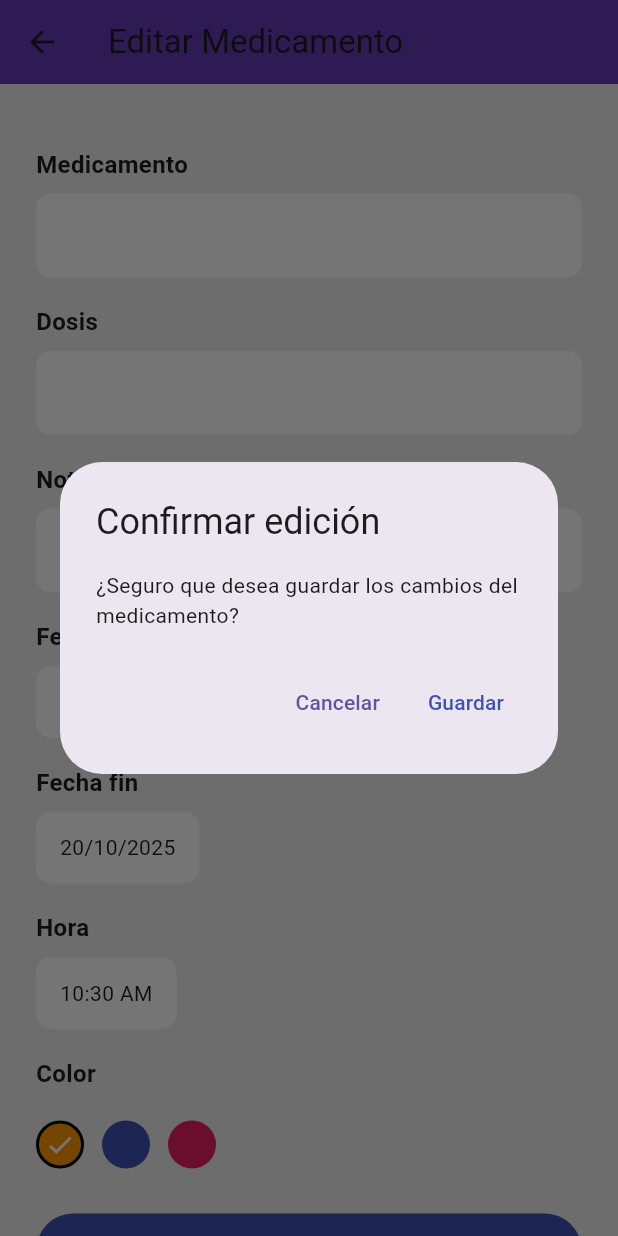
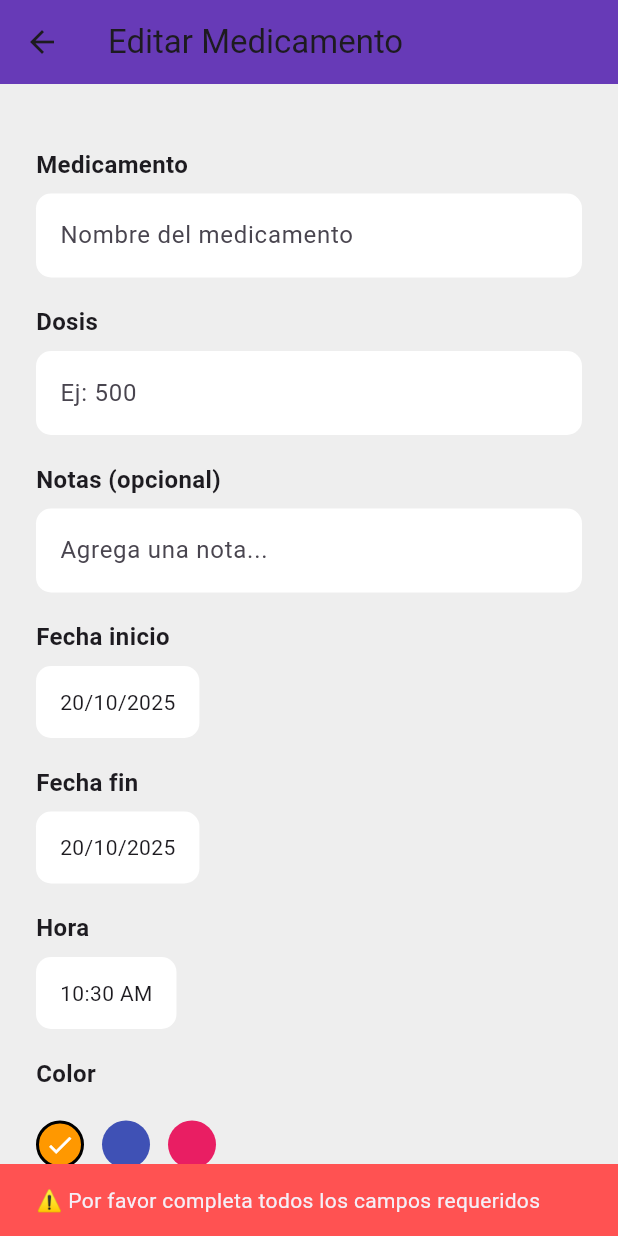
Before and after one commit to Chuluet/T2MED, a Flutter app: the EditMedPage screen opened directly with empty values, after a tap on "Guardar Cambios", on a phone screen of 412 x 824 dp. Run offline on Flutter 3.47's test engine with Material 3 defaults, Android fonts, the phone set to English and light mode, and no system bars; our stand-ins replace cloud_firestore, date_picker_timeline, firebase_auth, firebase_core; accounts and stored records are empty.

Commit message:
Actualización de medicamentos

```diff
--- /dev/null
+++ b/t2med/devtools_options.yaml
@@ -0,0 +1,3 @@
+description: This file stores settings for Dart & Flutter DevTools.
+documentation: https://docs.flutter.dev/tools/devtools/extensions#configure-extension-enablement-states
+extensions:
--- a/t2med/lib/pages/editmed_page.dart
+++ b/t2med/lib/pages/editmed_page.dart
@@ -1,4 +1,6 @@
+import 'package:cloud_firestore/cloud_firestore.dart';
 import 'package:flutter/material.dart';
+import 'package:flutter/services.dart';
 import 'package:intl/intl.dart';
 
 class EditMedPage extends StatefulWidget {
@@ -27,41 +29,28 @@ class _EditMedPageState extends State<EditMedPage> {
     _medicamentoController = TextEditingController(text: widget.med['nombre']);
     _dosisController = TextEditingController(text: widget.med['dosis']);
     _notaController = TextEditingController(text: widget.med['nota']);
-    _fechaInicio = widget.med['fechaInicio'];
-    _fechaFin = widget.med['fechaFin'];
+    _fechaInicio = _parseDate(widget.med['fechaInicio']);
+    _fechaFin = _parseDate(widget.med['fechaFin']);
     _hora = _parseHora(widget.med['hora']);
-    _selectedColor = _colors.indexOf(widget.med['color']);
-    if (_selectedColor < 0) _selectedColor = 0;
+    _selectedColor = widget.med['colorIndex'] ?? 0;
   }
 
-  /// ✅ Método mejorado para convertir texto en TimeOfDay de forma segura
-  TimeOfDay _parseHora(String? hora) {
-    if (hora == null || hora.isEmpty) {
-      return TimeOfDay.now();
+  DateTime? _parseDate(dynamic date) {
+    if (date == null) return null;
+    if (date is Timestamp) return date.toDate();
+    if (date is String) return DateTime.tryParse(date);
+    if (date is DateTime) return date;
+    return null;
   }
 
+  TimeOfDay _parseHora(String? hora) {
+    if (hora == null || hora.isEmpty) return TimeOfDay.now();
     try {
-      String timeString = hora.trim();
-
-      // Detecta si contiene AM o PM
-      bool isPM = timeString.toUpperCase().contains('PM');
-      bool isAM = timeString.toUpperCase().contains('AM');
-
-      // Elimina cualquier cosa que no sea número o ':'
-      timeString = timeString.replaceAll(RegExp(r'[^0-9:]'), '');
-
-      // Divide la hora y los minutos
-      final parts = timeString.split(':');
-      int hour = int.parse(parts[0]);
-      int minute = int.parse(parts.length > 1 ? parts[1] : '0');
-
-      // Convierte a formato 24h si es necesario
-      if (isPM && hour < 12) hour += 12;
-      if (isAM && hour == 12) hour = 0;
-
+      final parts = hora.split(':');
+      final hour = int.parse(parts[0].replaceAll(RegExp(r'[^0-9]'), ''));
+      final minute = int.parse(parts[1].replaceAll(RegExp(r'[^0-9]'), ''));
       return TimeOfDay(hour: hour, minute: minute);
     } catch (e) {
-      // Si algo falla, retorna la hora actual
       return TimeOfDay.now();
     }
   }
@@ -79,46 +68,25 @@ class _EditMedPageState extends State<EditMedPage> {
           crossAxisAlignment: CrossAxisAlignment.start,
           children: [
             _label("Medicamento"),
-            _input(_medicamentoController),
-
+            _input(_medicamentoController, "Nombre del medicamento"),
             _label("Dosis"),
-            _input(_dosisController),
-
-            _label("Notas"),
-            _input(_notaController),
-
+            _input(_dosisController, "Ej: 500", isNumeric: true),
+            _label("Notas (opcional)"),
+            _input(_notaController, "Agrega una nota..."),
             _label("Fecha inicio"),
             GestureDetector(
-              onTap: () async {
-                final date = await showDatePicker(
-                  context: context,
-                  initialDate: _fechaInicio ?? DateTime.now(),
-                  firstDate: DateTime(2020),
-                  lastDate: DateTime(2100),
-                );
-                if (date != null) setState(() => _fechaInicio = date);
-              },
+              onTap: _pickFechaInicio,
               child: _dateField(_fechaInicio == null
                   ? "Seleccionar fecha"
                   : DateFormat('dd/MM/yyyy').format(_fechaInicio!)),
             ),
-
             _label("Fecha fin"),
             GestureDetector(
-              onTap: () async {
-                final date = await showDatePicker(
-                  context: context,
-                  initialDate: _fechaFin ?? DateTime.now(),
-                  firstDate: DateTime(2020),
-                  lastDate: DateTime(2100),
-                );
-                if (date != null) setState(() => _fechaFin = date);
-              },
+              onTap: _pickFechaFin,
               child: _dateField(_fechaFin == null
                   ? "Seleccionar fecha"
                   : DateFormat('dd/MM/yyyy').format(_fechaFin!)),
             ),
-
             _label("Hora"),
             GestureDetector(
               onTap: () async {
@@ -131,7 +99,6 @@ class _EditMedPageState extends State<EditMedPage> {
               child: _dateField(
                   _hora == null ? "Seleccionar hora" : _hora!.format(context)),
             ),
-
             _label("Color"),
             Row(
               children: List.generate(_colors.length, (i) {
@@ -158,7 +125,6 @@ class _EditMedPageState extends State<EditMedPage> {
                 );
               }),
             ),
-
             const SizedBox(height: 30),
             ElevatedButton(
               onPressed: _guardarCambios,
@@ -177,6 +143,47 @@ class _EditMedPageState extends State<EditMedPage> {
     );
   }
 
+  Future<void> _pickFechaInicio() async {
+    final today = DateTime.now();
+    final initialPickerDate =
+        (_fechaInicio != null && _fechaInicio!.isAfter(today))
+            ? _fechaInicio!
+            : today;
+    final picked = await showDatePicker(
+      context: context,
+      initialDate: initialPickerDate,
+      firstDate: today,
+      lastDate: DateTime(2100),
+    );
+    if (picked != null) {
+      setState(() {
+        _fechaInicio = picked;
+        if (_fechaFin != null && _fechaFin!.isBefore(picked)) {
+          _fechaFin = null;
+        }
+      });
+    }
+  }
+
+  Future<void> _pickFechaFin() async {
+    final today = DateTime.now();
+    final firstSelectableDate =
+        _fechaInicio != null && _fechaInicio!.isAfter(today)
+            ? _fechaInicio!
+            : today;
+    final initialPickerDate =
+        (_fechaFin != null && _fechaFin!.isAfter(firstSelectableDate))
+            ? _fechaFin!
+            : firstSelectableDate;
+    final picked = await showDatePicker(
+      context: context,
+      initialDate: initialPickerDate,
+      firstDate: firstSelectableDate,
+      lastDate: DateTime(2100),
+    );
+    if (picked != null) setState(() => _fechaFin = picked);
+  }
+
   Widget _label(String t) => Padding(
         padding: const EdgeInsets.only(top: 18, bottom: 8),
         child: Text(
@@ -185,9 +192,12 @@ class _EditMedPageState extends State<EditMedPage> {
         ),
       );
 
-  Widget _input(TextEditingController c) => TextField(
+  Widget _input(TextEditingController c, String hint,
+      {bool isNumeric = false}) {
+    return TextField(
       controller: c,
       decoration: InputDecoration(
+        hintText: hint,
         filled: true,
         fillColor: Colors.white,
         border: OutlineInputBorder(
@@ -195,7 +205,12 @@ class _EditMedPageState extends State<EditMedPage> {
           borderSide: BorderSide.none,
         ),
       ),
+      keyboardType: isNumeric ? TextInputType.number : TextInputType.text,
+      inputFormatters: isNumeric
+          ? <TextInputFormatter>[FilteringTextInputFormatter.digitsOnly]
+          : [],
     );
+  }
 
   Widget _dateField(String text) => Container(
         padding: const EdgeInsets.symmetric(horizontal: 16, vertical: 14),
@@ -206,26 +221,31 @@ class _EditMedPageState extends State<EditMedPage> {
         child: Text(text),
       );
 
-  void _guardarCambios() async {
-    final confirm = await showDialog<bool>(
-      context: context,
-      builder: (context) => AlertDialog(
-        title: const Text('Confirmar edición'),
-        content: const Text('¿Seguro que desea guardar los cambios del medicamento?'),
-        actions: [
-          TextButton(
-            onPressed: () => Navigator.of(context).pop(false),
-            child: const Text('Cancelar'),
-          ),
-          TextButton(
-            onPressed: () => Navigator.of(context).pop(true),
-            child: const Text('Guardar', style: TextStyle(color: Colors.indigo)),
-          ),
-        ],
+  void _showErrorSnackBar(String message) {
+    ScaffoldMessenger.of(context).showSnackBar(
+      SnackBar(
+        content: Text(message),
+        backgroundColor: Colors.redAccent,
       ),
     );
+  }
 
-    if (confirm == true) {
+  void _guardarCambios() {
+    if (_medicamentoController.text.isEmpty ||
+        _dosisController.text.isEmpty ||
+        _hora == null ||
+        _fechaInicio == null ||
+        _fechaFin == null) {
+      _showErrorSnackBar('⚠️ Por favor completa todos los campos requeridos');
+      return;
+    }
+
+    final dose = int.tryParse(_dosisController.text);
+    if (dose == null || dose <= 0) {
+      _showErrorSnackBar('⚠️ La dosis debe ser un número mayor que cero.');
+      return;
+    }
+
     final actualizado = {
       'nombre': _medicamentoController.text,
       'dosis': _dosisController.text,
@@ -233,13 +253,9 @@ class _EditMedPageState extends State<EditMedPage> {
       'fechaInicio': _fechaInicio,
       'fechaFin': _fechaFin,
       'hora': _hora?.format(context) ?? '',
-        'color': _colors[_selectedColor],
+      'colorIndex': _selectedColor,
       'completado': widget.med['completado'] ?? false,
     };
-      ScaffoldMessenger.of(context).showSnackBar(
-        const SnackBar(content: Text('Cambios guardados')),
-      );
     Navigator.pop(context, actualizado);
   }
 }
-}
```
Also changed, not shown: t2med/lib/pages/addmed_page.dart (+53 -36 lines), t2med/lib/pages/home_page.dart (+33 -21 lines), t2med/lib/pages/view_meds_page.dart (added, +66 -0 lines), t2med/lib/services/addmed_service.dart (+40 -0 lines), 1 other file. Lines whose indentation alone changed are shown as unchanged.
